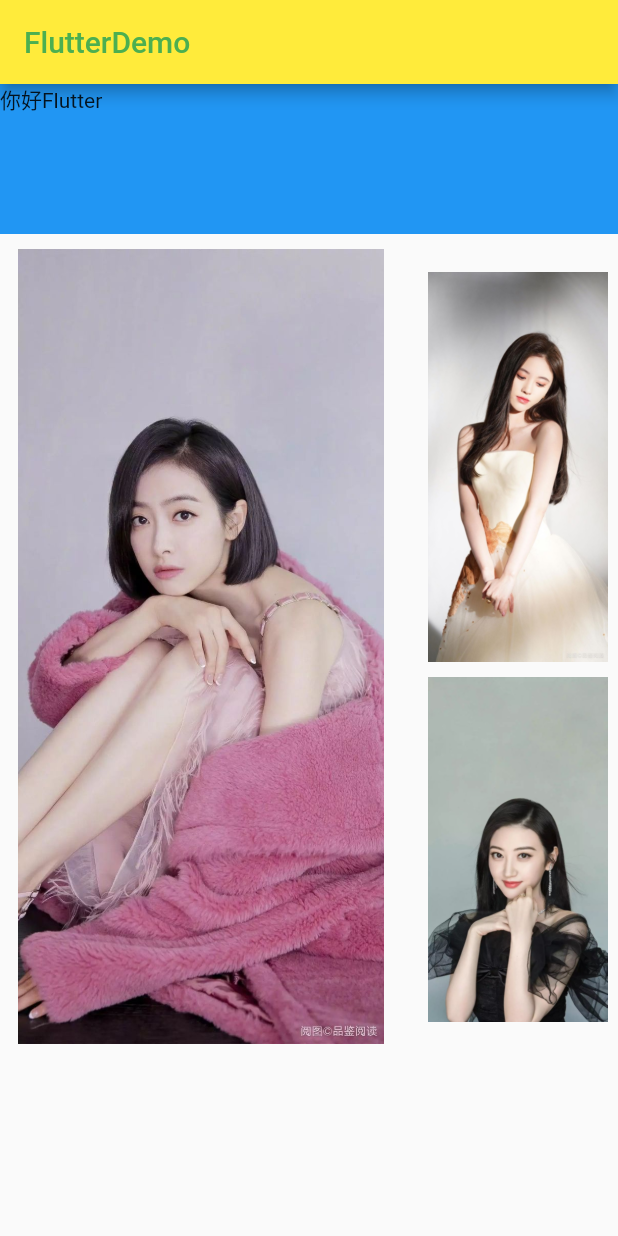
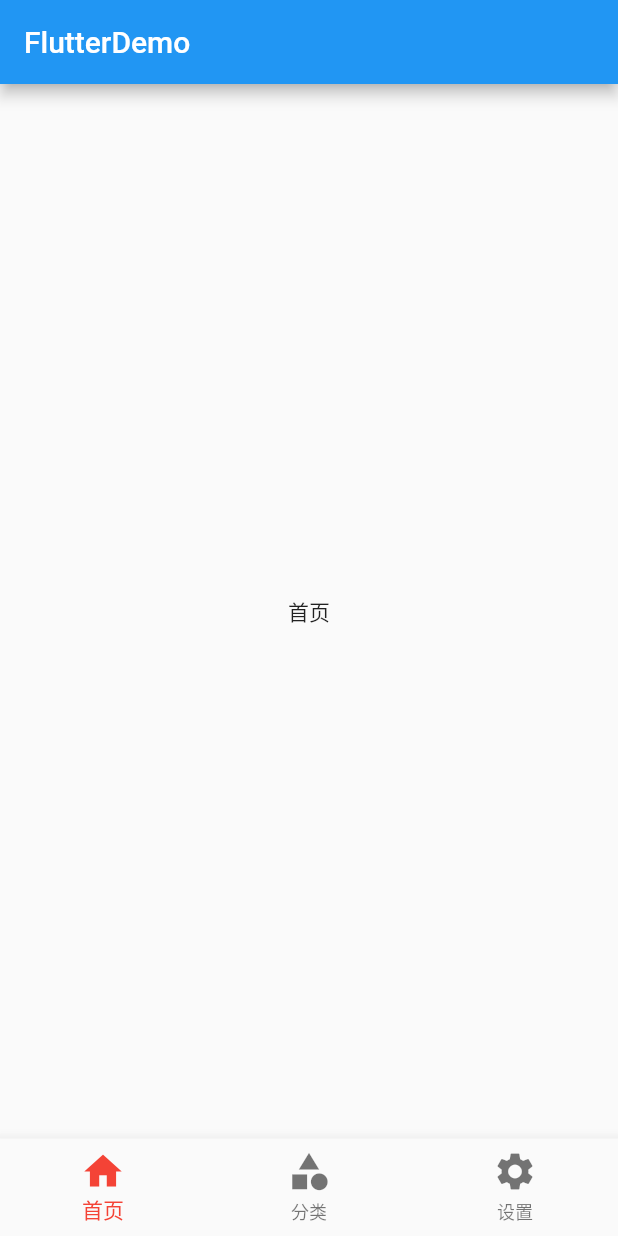
Before and after one commit to lmx227/flutter_lmx, a Flutter app: the screen it shows after launch, on a phone screen of 412 x 824 dp. Run offline on Flutter 3.47's test engine with Material 2 defaults, Android fonts, the phone set to English and light mode, and no system bars.

```diff
--- /dev/null
+++ b/flutter_lmx/lib/pages/Tabs.dart
@@ -0,0 +1,95 @@
+import 'package:flutter/material.dart';
+
+import 'tabs/Home.dart';
+import 'tabs/Category.dart';
+import 'tabs/Setting.dart';
+
+// 底部导航栏
+class Tabs extends StatefulWidget {
+  @override
+  _TabsState createState() => _TabsState();
+}
+
+class _TabsState extends State<Tabs> {
+
+  int _currentIndex = 0;
+
+  List _pageList = [
+    HomePage(),
+    CategoryPage(),
+    SettingPage()
+  ];
+
+  @override
+  Widget build(BuildContext context) {
+    return Scaffold(
+      appBar: AppBar(
+          title: Text('FlutterDemo',
+              style: TextStyle(fontSize: 20, color: Colors.white))),
+//      body: StatefulHomePage(), // 在此更换body
+      body: this._pageList[this._currentIndex],
+      bottomNavigationBar: BottomNavigationBar(
+        currentIndex: this._currentIndex,
+        onTap: (int index) {
+          print(index);
+          setState(() {
+            this._currentIndex = index;
+          });
+        },
+        iconSize: 30,
+        fixedColor: Colors.red,
+//        type: BottomNavigationBarType.fixed, // 配置底部tabs可以有多个按钮
+        items: [
+          BottomNavigationBarItem(
+              icon: Icon(Icons.home),
+              title: Text("首页")
+          ),
+          BottomNavigationBarItem(
+              icon: Icon(Icons.category),
+              title: Text("分类")
+          ),
+          BottomNavigationBarItem(
+              icon: Icon(Icons.settings),
+              title: Text("设置")
+          ),
+        ],
+      ),
+    );
+  }
+}
+
+/// StatefulWidget 有状态组件
+class StatefulHomePage extends StatefulWidget {
+  @override
+  _StatefulHomePageState createState() => _StatefulHomePageState();
+}
+
+class _StatefulHomePageState extends State<StatefulHomePage> {
+
+  List list = new List();
+
+  @override
+  Widget build(BuildContext context) {
+    return ListView(
+      children: <Widget>[
+        Column(
+          children: this.list.map((value) {
+            return ListTile(
+              title: Text(value),
+            );
+          }).toList(),
+        ),
+        SizedBox(height: 20,),
+        RaisedButton(
+          child: Text("按钮"),
+          onPressed: () {
+            setState(() {
+              this.list.add("新增数据1");
+              this.list.add("新增数据2");
+            });
+          },
+        )
+      ],
+    );
+  }
+}
--- /dev/null
+++ b/flutter_lmx/lib/pages/tabs/Home.dart
@@ -0,0 +1,15 @@
+import 'package:flutter/material.dart';
+
+class HomePage extends StatefulWidget {
+  @override
+  _HomePageState createState() => _HomePageState();
+}
+
+class _HomePageState extends State<HomePage> {
+  @override
+  Widget build(BuildContext context) {
+    return Center(
+      child: Text("首页"),
+    );
+  }
+}
```
Also changed, not shown: flutter_lmx/lib/main.dart (+169 -8 lines), flutter_lmx/lib/pages/tabs/Category.dart (added, +15 -0 lines), flutter_lmx/lib/pages/tabs/Setting.dart (added, +34 -0 lines).
